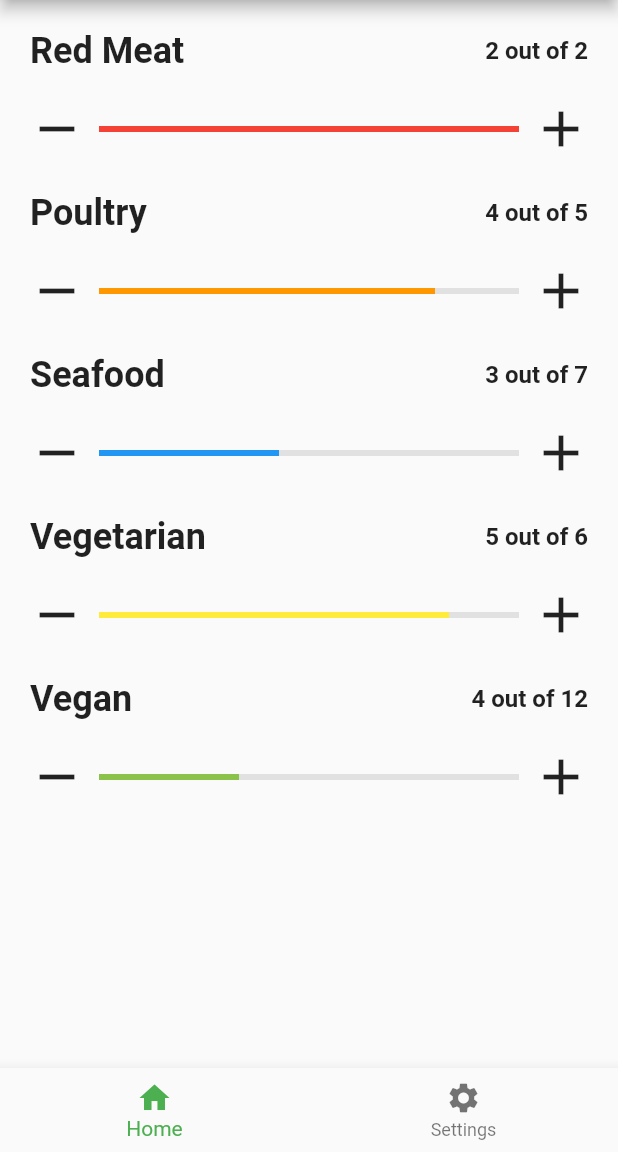
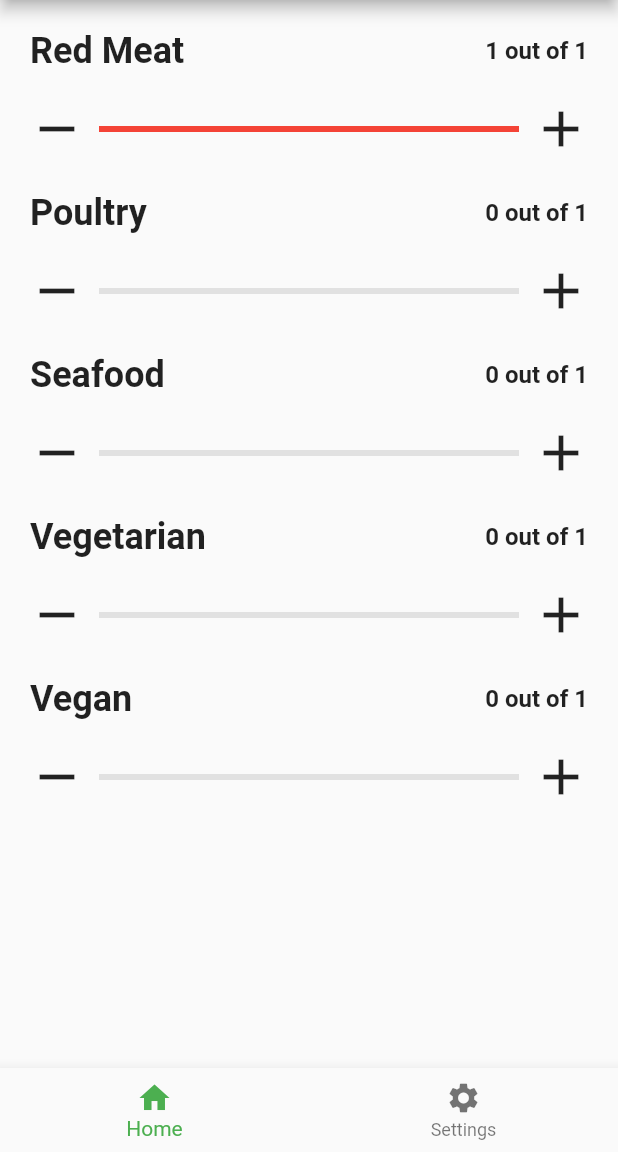
Before and after one commit to BonNil/Promeater, a Flutter app: the screen it shows after launch, after a tap on the "add" icon, on a phone screen of 412 x 824 dp, the part 84-1236 px from its top. Run offline on Flutter 3.47's test engine with Material 2 defaults, Android fonts, the phone set to English and light mode, and no system bars; our stand-ins replace sqflite; accounts and stored records are empty.

Commit message:
Added database support for proteins

```diff
--- a/analysis_options.yaml
+++ b/analysis_options.yaml
@@ -45,7 +45,7 @@ linter:
     # the Dart Lint rules page to make maintenance easier
     # https://github.com/dart-lang/linter/blob/master/example/all.yaml
     - always_declare_return_types
-    - always_put_control_body_on_new_line
+    # - always_put_control_body_on_new_line
     # - always_put_required_named_parameters_first # we prefer having parameters in the same order as fields https://github.com/flutter/flutter/issues/10219
     - always_require_non_null_named_parameters
     # - always_specify_types
--- a/lib/models/protein.dart
+++ b/lib/models/protein.dart
@@ -1,12 +1,66 @@
+import 'package:flutter/material.dart';
+
 class Protein {
-  Protein(this.title, this.current, this.maximum) {
-    if (current > maximum)
-      current = maximum;
+  Protein(this.color, this._title, this._current, this._maximum) {
+    if (_current > _maximum) _current = _maximum;
+    show = _maximum > 0;
   }
 
-  String title;
-  int maximum;
-  int current;
+  Protein.fromObject(dynamic o) {
+    _id = o['id'];
+    _title = o['title'];
+    _maximum = o['maximum'];
+    _current = o['current'];
+    color = Color(o['color']);
+    show = o['show'] == 1;
+  }
 
-  double get decimalPercentage => current.toDouble() / maximum.toDouble();
+  Color color;
+  int _id;
+  String _title;
+  int _maximum;
+  int _current;
+  bool show;
+
+  int get id => _id;
+  String get title => _title;
+  int get maximum => _maximum;
+  int get current => _current;
+
+  double get decimalPercentage => _current.toDouble() / _maximum.toDouble();
+
+  set title(String newTitle) {
+    if (newTitle.length <= 255) {
+      _title = newTitle;
+    }
+  }
+
+  set maximum(int newMax) {
+    if (newMax > 20) {
+      _maximum = 20;
+    }
+  }
+
+  set current(int newCurrent) {
+    if (newCurrent <= maximum) {
+      _current = newCurrent;
+    } else {
+      _current = maximum;
+    }
+  }
+
+  Map<String, dynamic> toMap() {
+    final map = <String, dynamic>{
+      'title': _title,
+      'maximum': _maximum,
+      'current': _current,
+      'show': show ? 1 : 0,
+      'color': color.value
+    };
+
+    if (_id != null) {
+      map['id'] = _id;
+    }
+    return map;
+  }
 }
--- a/lib/screens/home_screen.dart
+++ b/lib/screens/home_screen.dart
@@ -1,22 +1,41 @@
 import 'package:flutter/material.dart';
 import 'package:promeater/screens/protein_bar.dart';
 import 'package:promeater/models/protein.dart';
+import 'package:promeater/utils/proteinProvider.dart';
 
-class HomeScreen extends StatelessWidget {
+class HomeScreen extends StatefulWidget {
+  @override
+  State<StatefulWidget> createState() => _HomeScreenState();
+}
+
+class _HomeScreenState extends State {
+  ProteinProvider provider = ProteinProvider();
+  List<Protein> _proteins;
 
   @override
   Widget build(BuildContext context) {
+    if (_proteins == null) {
+      _proteins = <Protein>[];
+      loadProteinData();
+    }
+
     return Padding(
-        padding: const EdgeInsets.all(0.0),
-        child: Column(
-          children: <Widget>[
-            ProteinBar(Colors.red, Protein('Red Meat', 1, 2)),
-            ProteinBar(Colors.orange, Protein('Poultry', 4, 5)),
-            ProteinBar(Colors.blue, Protein('Seafood', 3, 7)),
-            ProteinBar(Colors.yellow, Protein('Vegetarian', 5, 6)),
-            ProteinBar(Colors.lightGreen, Protein('Vegan', 4, 12)),
-          ],
-        ),
-      );
+      padding: const EdgeInsets.all(0.0),
+      child: Column(
+        children: _proteins.map((protein) => ProteinBar(protein)).toList(),
+      ),
+    );
+  }
+
+  void loadProteinData() {
+    final dbFuture = provider.db;
+    dbFuture.then((result) {
+      final proteinsFuture = provider.getProteins();
+      proteinsFuture.then((result) {
+        setState(() {
+          _proteins = result;
+        });
+      });
+    });
   }
 }
--- a/lib/screens/protein_bar.dart
+++ b/lib/screens/protein_bar.dart
@@ -3,19 +3,18 @@ import 'package:promeater/models/protein.dart';
 import 'package:promeater/style_variables.dart';
 
 class ProteinBar extends StatefulWidget {
-  const ProteinBar(this.barColor, this.protein);
+  const ProteinBar(this.protein);
 
-  final Color barColor;
   final Protein protein;
 
   @override
   State<StatefulWidget> createState() {
-    return _ProteinBarState(barColor, protein);
+    return _ProteinBarState(protein);
   }
 }
 
 class _ProteinBarState extends State with TickerProviderStateMixin {
-  _ProteinBarState(this.barColor, this.protein);
+  _ProteinBarState(this.protein);
 
   Animation<double> initAnimation;
   AnimationController initAnimController;
@@ -24,7 +23,6 @@ class _ProteinBarState extends State with TickerProviderStateMixin {
   Animation<double> decreaseAnimation;
   AnimationController decreaseAnimController;
 
-  Color barColor;
   Protein protein;
   double barValue;
 
@@ -129,7 +127,7 @@ class _ProteinBarState extends State with TickerProviderStateMixin {
               child: Container(
                 alignment: Alignment.bottomCenter,
                 child: LinearProgressIndicator(
-                  valueColor: AlwaysStoppedAnimation<Color>(barColor),
+                  valueColor: AlwaysStoppedAnimation<Color>(protein.color),
                   value: barValue,
                   backgroundColor: StylingVariables.lightgreyBgColor,
                 ),
--- a/lib/style_variables.dart
+++ b/lib/style_variables.dart
@@ -7,4 +7,10 @@ class StylingVariables {
 
   static TextStyle get labelStyle => TextStyle(fontWeight: FontWeight.bold, fontSize: 24.0);
   static TextStyle get smallLabelStyle => TextStyle(fontWeight: FontWeight.bold, fontSize: 16.0);
+
+  static Color get redMeatColor => Colors.red[500];
+  static Color get poultryColor => Colors.orange[500];
+  static Color get seafoodColor => Colors.blue[500];
+  static Color get vegetarianColor => Colors.teal[500];
+  static Color get veganColor => Colors.green[500];
 }
--- /dev/null
+++ b/lib/utils/proteinProvider.dart
@@ -0,0 +1,97 @@
+import 'dart:async';
+import 'dart:io';
+import 'package:sqflite/sqflite.dart';
+import 'package:flutter/material.dart';
+import 'package:path_provider/path_provider.dart';
+import 'package:promeater/models/protein.dart';
+import 'package:promeater/style_variables.dart';
+
+class ProteinProvider {
+  factory ProteinProvider() {
+    return _dbHelper;
+  }
+
+  ProteinProvider._internal();
+  static final ProteinProvider _dbHelper = ProteinProvider._internal();
+
+  String tblProtein = 'protein';
+  String colId = 'id';
+  String colTitle = 'title';
+  String colCurrent = 'current';
+  String colMaximum = 'maximum';
+  String colColor = 'color';
+  String colShow = 'show';
+
+  static Database _db;
+
+  Future<Database> get db async {
+    _db ??= await initializeDb();
+    return _db;
+  }
+
+  Future<Database> initializeDb() async {
+    final Directory dir = await getApplicationDocumentsDirectory();
+    final String path = dir.path + 'promeater.db';
+
+    final dbProteins =
+        await openDatabase(path, version: 1, onCreate: _createDb);
+    return dbProteins;
+  }
+
+  void _createDb(Database db, int newVersion) {
+    db.execute(
+        'CREATE TABLE $tblProtein($colId INTEGER PRIMARY KEY, $colTitle TEXT, $colCurrent INTEGER, $colMaximum INTEGER, $colColor INTEGER, $colShow INTEGER)');
+
+    db.insert(tblProtein, Protein(StylingVariables.redMeatColor, 'Red Meat', 0, 1).toMap());
+    db.insert(tblProtein, Protein(StylingVariables.poultryColor, 'Poultry', 0, 1).toMap());
+    db.insert(tblProtein, Protein(StylingVariables.seafoodColor, 'Seafood', 0, 1).toMap());
+    db.insert(tblProtein, Protein(StylingVariables.vegetarianColor, 'Vegetarian', 0, 1).toMap());
+    db.insert(tblProtein, Protein(StylingVariables.veganColor, 'Vegan', 0, 1).toMap());
+  }
+
+  Future<int> insertProtein(Protein protein) async {
+    final Database db = await this.db;
+    final result = await db.insert(tblProtein, protein.toMap());
+    return result;
+  }
+
+  Future<List> getProteins() async {
+    final List<Protein> proteins = <Protein>[];
+    final Database db = await this.db;
+    final result =
+        await db.rawQuery('SELECT * FROM $tblProtein order by $colId ASC');
+    for (int i = 0; i < result.length; i++) {
+      proteins.add(Protein.fromObject(result[i]));
+    }
+
+    return proteins;
+  }
+
+  Future<Protein> getProtein(String title) async {
+    final Database db = await this.db;
+    final result = await db.rawQuery(
+        'SELECT DISTINCT * FROM $tblProtein WHERE $colTitle = $title');
+    return Protein.fromObject(result);
+  }
+
+  Future<int> getCount() async {
+    final Database db = await this.db;
+    final result = Sqflite.firstIntValue(
+        await db.rawQuery('select count (*) from $tblProtein'));
+    return result;
+  }
+
+  Future<int> updateProtein(Protein protein) async {
+    final Database db = await this.db;
+    final result = await db.update(tblProtein, protein.toMap(),
+        where: '$colId = ?', whereArgs: <int>[protein.id]);
+    return result;
+  }
+
+  Future<int> deleteProtein(int id) async {
+    int result;
+    final Database db = await this.db;
+    result = await db.rawDelete('DELETE FROM $tblProtein WHERE $colId = $id');
+    return result;
+  }
+}
--- a/pubspec.yaml
+++ b/pubspec.yaml
@@ -16,6 +16,8 @@ dependencies:
   flutter:
     sdk: flutter
   flutter_fluid_slider: ^0.0.1
+  sqflite: any
+  path_provider: any
 
   # The following adds the Cupertino Icons font to your application.
   # Use with the CupertinoIcons class for iOS style icons.
```
Also changed, not shown: lib/utils/dbhelper.dart (deleted, +0 -88 lines), pubspec.lock.
